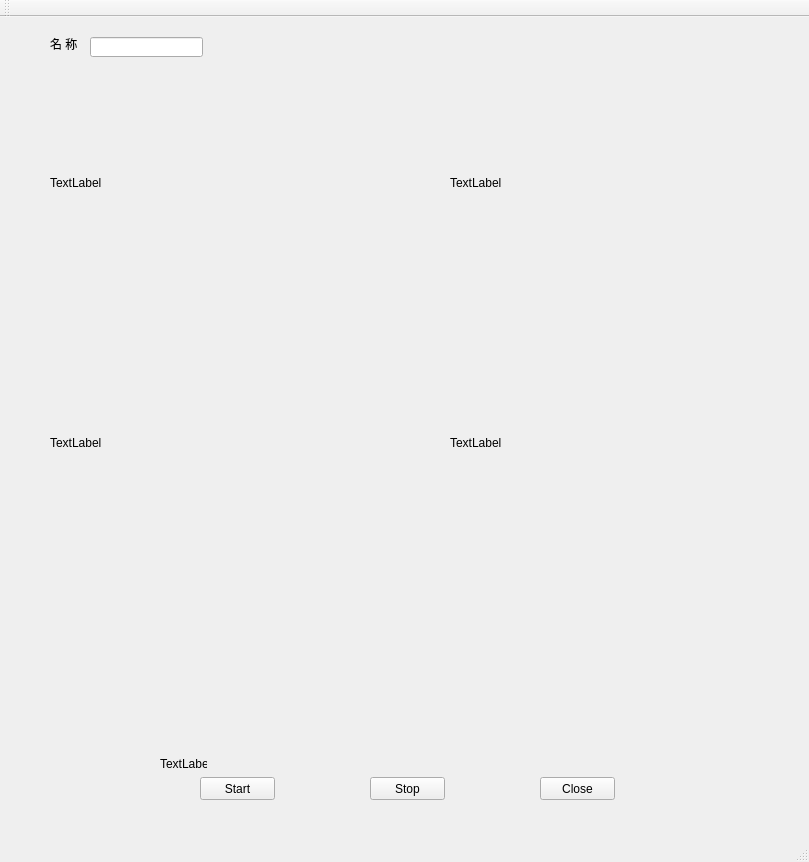
This is QtWidgetsApplication1.ui in XiaoYuhao/sync_video as Qt 5 draws it before an edit. The edited form follows.
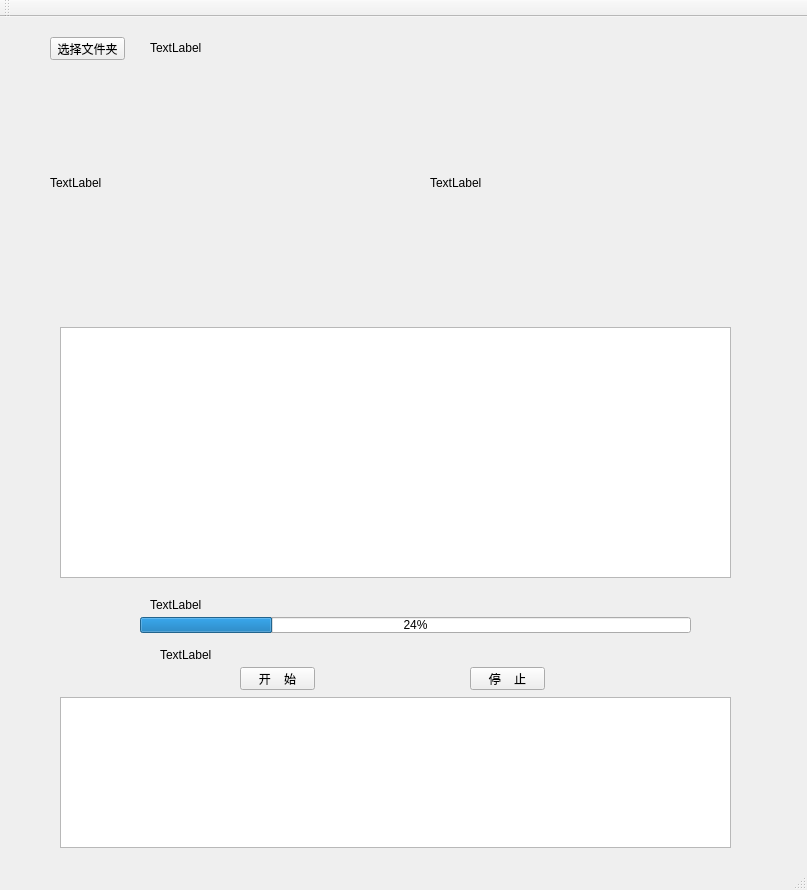
This is the edited form.

```diff
--- a/QtWidgetsApplication1.ui
+++ b/QtWidgetsApplication1.ui
@@ -6,8 +6,8 @@
    <rect>
     <x>0</x>
     <y>0</y>
-    <width>809</width>
-    <height>862</height>
+    <width>807</width>
+    <height>890</height>
    </rect>
   </property>
   <property name="windowTitle">
@@ -30,95 +30,46 @@
    <widget class="QPushButton" name="StartButton">
     <property name="geometry">
      <rect>
-      <x>200</x>
-      <y>760</y>
+      <x>240</x>
+      <y>650</y>
       <width>75</width>
       <height>23</height>
      </rect>
     </property>
     <property name="text">
-     <string>Start</string>
+     <string>开    始</string>
     </property>
    </widget>
    <widget class="QPushButton" name="StopButton">
     <property name="geometry">
      <rect>
-      <x>370</x>
-      <y>760</y>
+      <x>470</x>
+      <y>650</y>
       <width>75</width>
       <height>23</height>
      </rect>
     </property>
     <property name="text">
-     <string>Stop</string>
-    </property>
-   </widget>
-   <widget class="QPushButton" name="pushButton">
-    <property name="geometry">
-     <rect>
-      <x>540</x>
-      <y>760</y>
-      <width>75</width>
-      <height>23</height>
-     </rect>
-    </property>
-    <property name="text">
-     <string>Close</string>
+     <string>停    止</string>
     </property>
    </widget>
    <widget class="QLabel" name="time1">
     <property name="geometry">
      <rect>
       <x>160</x>
-      <y>740</y>
-      <width>47</width>
-      <height>13</height>
+      <y>630</y>
+      <width>81</width>
+      <height>16</height>
      </rect>
     </property>
     <property name="text">
      <string>TextLabel</string>
     </property>
    </widget>
-   <widget class="QLineEdit" name="lineEdit">
-    <property name="geometry">
-     <rect>
-      <x>90</x>
-      <y>20</y>
-      <width>113</width>
-      <height>20</height>
-     </rect>
-    </property>
-   </widget>
-   <widget class="QLabel" name="label">
-    <property name="geometry">
-     <rect>
-      <x>50</x>
-      <y>20</y>
-      <width>47</width>
-      <height>13</height>
-     </rect>
-    </property>
-    <property name="text">
-     <string>名 称</string>
-    </property>
-   </widget>
    <widget class="QLabel" name="camera2">
     <property name="geometry">
      <rect>
-      <x>50</x>
-      <y>330</y>
-      <width>291</width>
-      <height>191</height>
-     </rect>
-    </property>
-    <property name="text">
-     <string>TextLabel</string>
-    </property>
-   </widget>
-   <widget class="QLabel" name="camera3">
-    <property name="geometry">
-     <rect>
-      <x>450</x>
+      <x>430</x>
       <y>70</y>
       <width>291</width>
       <height>191</height>
@@ -128,13 +79,72 @@
      <string>TextLabel</string>
     </property>
    </widget>
-   <widget class="QLabel" name="camera4">
+   <widget class="QProgressBar" name="progressBar">
     <property name="geometry">
      <rect>
-      <x>450</x>
-      <y>330</y>
-      <width>291</width>
-      <height>191</height>
+      <x>140</x>
+      <y>600</y>
+      <width>551</width>
+      <height>16</height>
+     </rect>
+    </property>
+    <property name="value">
+     <number>24</number>
+    </property>
+   </widget>
+   <widget class="QLabel" name="progressLabel">
+    <property name="geometry">
+     <rect>
+      <x>150</x>
+      <y>580</y>
+      <width>501</width>
+      <height>16</height>
+     </rect>
+    </property>
+    <property name="text">
+     <string>TextLabel</string>
+    </property>
+   </widget>
+   <widget class="QTableWidget" name="sensortable">
+    <property name="geometry">
+     <rect>
+      <x>60</x>
+      <y>310</y>
+      <width>671</width>
+      <height>251</height>
+     </rect>
+    </property>
+   </widget>
+   <widget class="QTextBrowser" name="logBrowser">
+    <property name="geometry">
+     <rect>
+      <x>60</x>
+      <y>680</y>
+      <width>671</width>
+      <height>151</height>
+     </rect>
+    </property>
+   </widget>
+   <widget class="QPushButton" name="toolButton">
+    <property name="geometry">
+     <rect>
+      <x>50</x>
+      <y>20</y>
+      <width>75</width>
+      <height>23</height>
+     </rect>
+    </property>
+    <property name="text">
+     <string>选择文件夹</string>
+    </property>
+   </widget>
+   <widget class="QLabel" name="dirlabel">
+    <property name="geometry">
+     <rect>
+      <x>150</x>
+      <y>20</y>
+      <width>411</width>
+      <height>21</height>
      </rect>
     </property>
     <property name="text">
```
Left out of the diff: 23 changed lines with no effect on the pictures.
